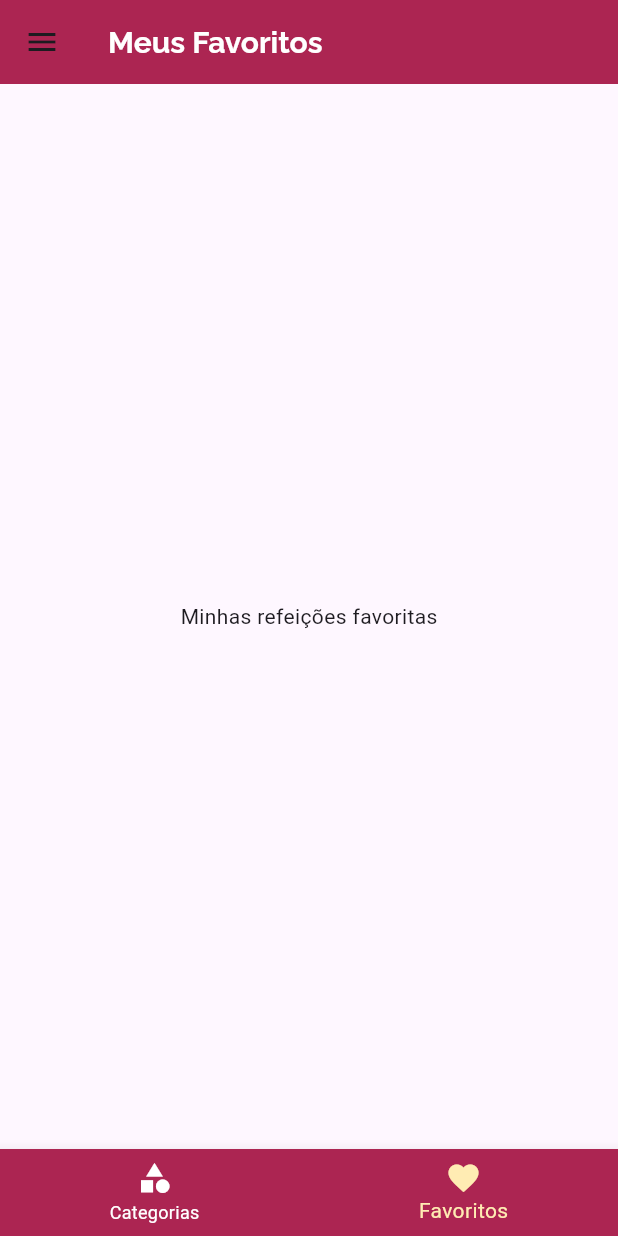
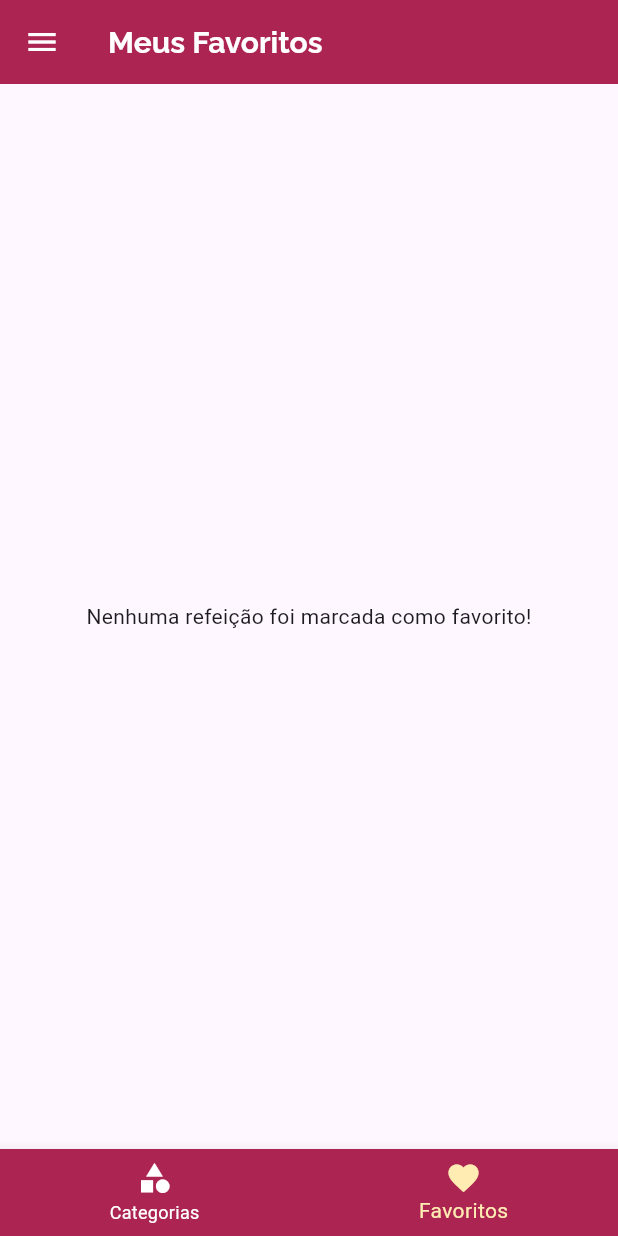
Before and after one commit to Kayene-Teixeira/CategoriesApp, a Flutter app: the screen it shows after launch, item 2 of the bottom bar chosen, on a phone screen of 412 x 824 dp. Run offline on Flutter 3.47's test engine with Material 3 defaults, Android fonts, the phone set to English and light mode, and no system bars.

Commit message:
✨feat: finalização da implementação das comidas favoritas e das configurações.

```diff
--- a/lib/data/dummy_data.dart
+++ b/lib/data/dummy_data.dart
@@ -55,7 +55,7 @@
   ),
 ];
 
-const dummyMeals = [
+const DUMMY_MEALS = [
   Meal(
     id: 'm1',
     categories: ['c1', 'c2'],
--- a/lib/main.dart
+++ b/lib/main.dart
@@ -1,4 +1,7 @@
 import 'package:flutter/material.dart';
+import 'package:food_categories/data/dummy_data.dart';
+import 'package:food_categories/models/meal.dart';
+import 'package:food_categories/models/settings.dart';
 import 'package:food_categories/screens/categories_meals_screen.dart';
 import 'package:food_categories/screens/meal_detail_screen.dart';
 import 'package:food_categories/screens/settings_screen.dart';
@@ -9,8 +12,47 @@
   runApp(const MyApp());
 }
 
-class MyApp extends StatelessWidget {
+class MyApp extends StatefulWidget {
   const MyApp({super.key});
+
+  @override
+  State<MyApp> createState() => _MyAppState();
+}
+
+class _MyAppState extends State<MyApp> {
+  Settings settings = Settings();
+  List<Meal> _availableMeals = DUMMY_MEALS;
+  List<Meal> _favoriteMeals = [];
+
+  void _filterMeals(settings) {
+    setState(() {
+      this.settings = settings;
+
+      _availableMeals = DUMMY_MEALS.where((meal) {
+        final filterGluten = settings.isGlutenFree && !meal.isGlutenFree;
+        final filterLactose = settings.isLactoseFree && !meal.isLactoseFree;
+        final filterVegan = settings.isVegan && !meal.isVegan;
+        final filterVegetarian = settings.isVegetarian && !meal.isVegetarian;
+
+        return !filterGluten &&
+            !filterLactose &&
+            !filterVegan &&
+            !filterVegetarian;
+      }).toList();
+    });
+  }
+
+  void _toggleFavorite(Meal meal) {
+    setState(() {
+      _favoriteMeals.contains(meal)
+          ? _favoriteMeals.remove(meal)
+          : _favoriteMeals.add(meal);
+    });
+  }
+
+  bool _isFavorite(Meal meal) {
+    return _favoriteMeals.contains(meal);
+  }
 
   @override
   Widget build(BuildContext context) {
@@ -31,10 +73,13 @@
         ),
       ),
       routes: {
-        AppRoutes.home: (context) => const TabsScreen(),
-        AppRoutes.categories_meals: (context) => const CategoriesMealsScreen(),
-        AppRoutes.meal_detail: (context) => const MealDetailScreen(),
-        AppRoutes.settings: (context) => const  SettingsScreen(),
+        AppRoutes.home: (context) => TabsScreen(favoriteMeals: _favoriteMeals),
+        AppRoutes.categories_meals: (context) =>
+            CategoriesMealsScreen(meals: _availableMeals),
+        AppRoutes.meal_detail: (context) =>
+            MealDetailScreen(onToggleFavorite: _toggleFavorite, isFavorite: _isFavorite),
+        AppRoutes.settings: (context) =>
+            SettingsScreen(onSettingsChanged: _filterMeals, settings: settings),
       },
     );
   }
--- a/lib/screens/categories_meals_screen.dart
+++ b/lib/screens/categories_meals_screen.dart
@@ -1,19 +1,21 @@
 import 'package:flutter/material.dart';
 import 'package:food_categories/components/meal_item.dart';
-import 'package:food_categories/data/dummy_data.dart';
 import 'package:food_categories/models/category.dart';
 import 'package:food_categories/models/meal.dart';
 
 class CategoriesMealsScreen extends StatelessWidget {
   const CategoriesMealsScreen({
     super.key,
+    required this.meals,
   });
+
+  final List<Meal> meals;
 
   @override
   Widget build(BuildContext context) {
     final category = ModalRoute.of(context)!.settings.arguments as Category;
 
-    final List<Meal> categoryMeals = dummyMeals.where((meal) {
+    final List<Meal> categoryMeals = meals.where((meal) {
       return meal.categories.contains(category.id);
     }).toList();
 
--- a/lib/screens/favorite_screen.dart
+++ b/lib/screens/favorite_screen.dart
@@ -1,12 +1,25 @@
 import 'package:flutter/material.dart';
+import 'package:food_categories/components/meal_item.dart';
+import 'package:food_categories/models/meal.dart';
 
 class FavoriteScreen extends StatelessWidget {
-  const FavoriteScreen({super.key});
+  const FavoriteScreen({super.key, required this.favoriteMeals});
+
+  final List<Meal> favoriteMeals;
 
   @override
   Widget build(BuildContext context) {
-    return const Center(
-      child: Text('Minhas refeições favoritas'),
-    );
+    if (favoriteMeals.isEmpty) {
+      return const Center(
+        child: Text('Nenhuma refeição foi marcada como favorito!'),
+      );
+    } else {
+      return ListView.builder(
+        itemCount: favoriteMeals.length,
+        itemBuilder: (context, index) {
+          return MealItem(meal: favoriteMeals[index]);
+        },
+      );
+    }
   }
 }
--- a/lib/screens/tabs_screen.dart
+++ b/lib/screens/tabs_screen.dart
@@ -1,10 +1,13 @@
 import 'package:flutter/material.dart';
 import 'package:food_categories/components/main_drawer.dart';
+import 'package:food_categories/models/meal.dart';
 import 'package:food_categories/screens/categories_screen.dart';
 import 'package:food_categories/screens/favorite_screen.dart';
 
 class TabsScreen extends StatefulWidget {
-  const TabsScreen({super.key});
+  const TabsScreen({super.key, required this.favoriteMeals});
+
+  final List<Meal> favoriteMeals;
 
   @override
   State<TabsScreen> createState() => _TabsScreenState();
@@ -12,10 +15,21 @@
 
 class _TabsScreenState extends State<TabsScreen> {
   int _selectedScreenIndex = 0;
-  final List<Map<String, Object>> _screens = [
-    {'title': 'Lista de Categorias', 'screen': const CategoriesScreen()},
-    {'title': 'Meus Favoritos', 'screen': const FavoriteScreen()},
-  ];
+  late List<Map<String, Object>> _screens;
+
+  @override
+  void initState() {
+    super.initState();
+    setState(() {
+      _screens = [
+        {'title': 'Lista de Categorias', 'screen': const CategoriesScreen()},
+        {
+          'title': 'Meus Favoritos',
+          'screen': FavoriteScreen(favoriteMeals: widget.favoriteMeals)
+        },
+      ];
+    });
+  }
 
   void _selectScreen(int index) {
     setState(() {
@@ -30,8 +44,9 @@
         backgroundColor: Theme.of(context).colorScheme.primary,
         title: Text(
           _screens[_selectedScreenIndex]['title'] as String,
-          style: TextStyle(color: Colors.white),
+          style: const TextStyle(color: Colors.white),
         ),
+        iconTheme: const IconThemeData(color: Colors.white),
       ),
       drawer: const MainDrawer(),
       body: _screens[_selectedScreenIndex]['screen'] as Widget,
@@ -40,8 +55,7 @@
         onTap: _selectScreen,
         unselectedItemColor: Colors.white,
         selectedItemColor: Theme.of(context).colorScheme.secondary,
-        currentIndex:
-            _selectedScreenIndex,
+        currentIndex: _selectedScreenIndex,
         items: const [
           BottomNavigationBarItem(
             icon: Icon(Icons.category),
```
Also changed, not shown: lib/screens/meal_detail_screen.dart (+7 -4 lines), lib/screens/settings_screen.dart (+19 -6 lines).
